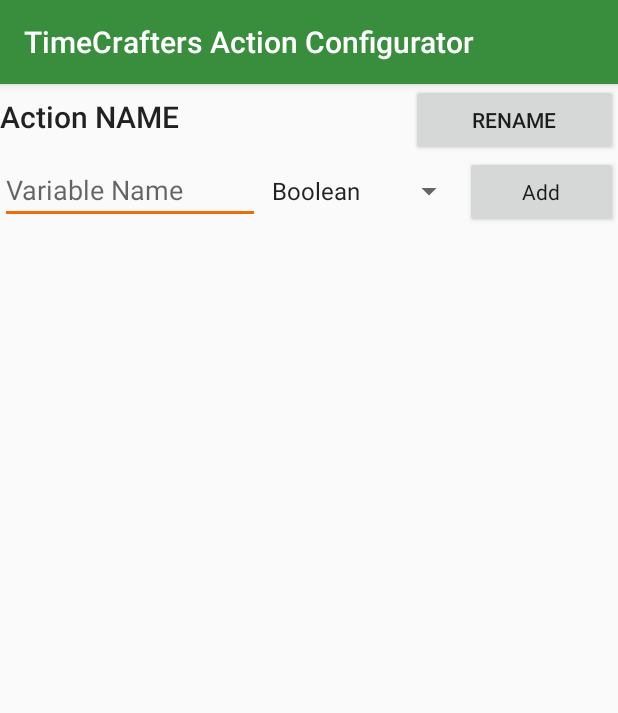
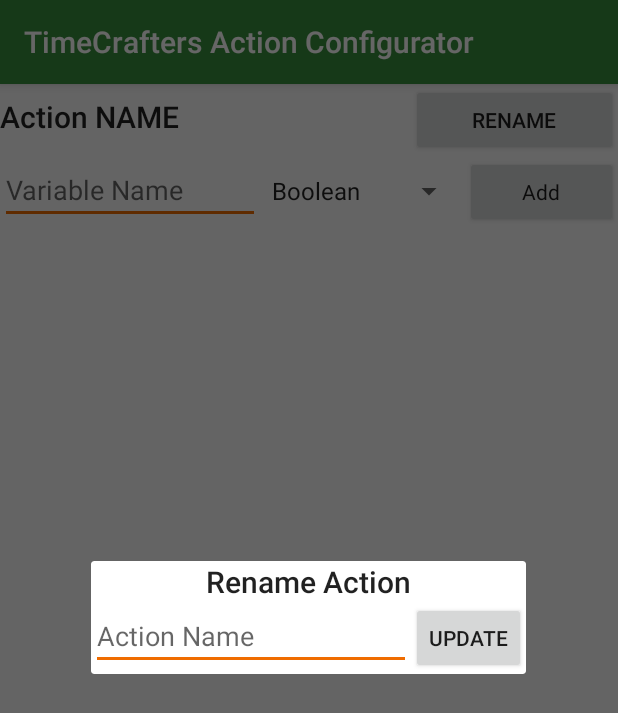
Before and after one commit to TimeCrafters/TimeCraftersActionsConfigurator, an Android app: the EditActivity screen opened directly, with no data from a screen before it, after a tap on "RENAME", on a phone screen of 412 x 824 dp. Shown: the top 713 px of the screen. Run offline under Robolectric (Android 15) with nearby library versions, the phone set to English and light mode, and no system bars; 4 statements that could not run were skipped.

Commit message:
Added support for renaming actions

```diff
--- a/app/src/main/java/org/timecrafters/timecraftersactionconfigurator/EditActivity.java
+++ b/app/src/main/java/org/timecrafters/timecraftersactionconfigurator/EditActivity.java
@@ -17,6 +17,7 @@ import android.widget.Spinner;
 import android.widget.TextView;
 import android.widget.Toast;
 
+import org.timecrafters.timecraftersactionconfigurator.actionSupport.RenameActionDialog;
 import org.timecrafters.timecraftersactionconfigurator.editSupport.EditDialog;
 import org.timecrafters.timecraftersactionconfigurator.jsonhandler.DataStruct;
 
@@ -25,6 +26,8 @@ import java.util.HashMap;
 import java.util.Map.Entry;
 
 public class EditActivity extends AppCompatActivity {
+  static public EditActivity instance;
+
   private static final int MAGIC_NUM = 1010;
   private LinearLayout container;
   private MainActivity mainActivity;
@@ -38,8 +41,12 @@ public class EditActivity extends AppCompatActivity {
 
   private int currentIndex = 0;
 
+  public TextView actionName;
+
   @Override
   protected void onCreate(Bundle savedInstanceState) {
+    this.instance = this;
+
     super.onCreate(savedInstanceState);
     setContentView(R.layout.activity_edit);
 
@@ -53,7 +60,7 @@ public class EditActivity extends AppCompatActivity {
     variableType = (Spinner) findViewById(R.id.variableType);
     addVariable  = (Button) findViewById(R.id.add);
 
-    activeDataStruct = dataStructs.get(getIntent().getIntExtra("dataStructsIndex", 0));
+    activeDataStruct = mainActivity.currentDataStruct;
 
     for (Entry<String, String> variable : activeDataStruct.variables().entrySet()) {
       addToList(variable.getKey(), variable.getValue(), currentIndex);
@@ -65,7 +72,7 @@ public class EditActivity extends AppCompatActivity {
     renameAction.setOnClickListener(new View.OnClickListener() {
       @Override
       public void onClick(View view) {
-        Toast.makeText(getApplicationContext(), "TODO: add rename dialog.", Toast.LENGTH_SHORT).show();
+        showRenameActionDialog();
       }
     });
 
@@ -94,6 +101,12 @@ public class EditActivity extends AppCompatActivity {
         }
       }
     });
+  }
+
+  private void showRenameActionDialog() {
+    actionName = title;
+    RenameActionDialog renameActionDialog = new RenameActionDialog(this);
+    renameActionDialog.show();
   }
 
   private boolean uniqueName(String text) {
--- a/app/src/main/java/org/timecrafters/timecraftersactionconfigurator/MainActivity.java
+++ b/app/src/main/java/org/timecrafters/timecraftersactionconfigurator/MainActivity.java
@@ -41,6 +41,9 @@ public class MainActivity extends AppCompatActivity {
 
   private Switch toggleSwitch;
   private LinearLayout primaryLayout;
+
+  public DataStruct currentDataStruct = null;
+  public Switch currentActionName;
 
   @Override
   protected void onCreate(Bundle savedInstanceState) {
@@ -100,8 +103,11 @@ public class MainActivity extends AppCompatActivity {
     modifiers.setLayoutParams(new LinearLayout.LayoutParams(LinearLayout.LayoutParams.WRAP_CONTENT, LinearLayout.LayoutParams.WRAP_CONTENT));
     modifiers.setOrientation(LinearLayout.VERTICAL);
 
+    Button delete = new Button(this);
+    Button edit = new Button(this);
+    final Switch toggle = new Switch(this);
+
     // delete button
-    Button delete = new Button(this);
     delete.setText("delete");
     delete.setTextColor(getResources().getColor(R.color.deleteButton));
     delete.setLayoutParams(new LinearLayout.LayoutParams(LinearLayout.LayoutParams.WRAP_CONTENT, LinearLayout.LayoutParams.MATCH_PARENT));
@@ -111,7 +117,6 @@ public class MainActivity extends AppCompatActivity {
         showDeleteConfirmation(new Runnable() {
           @Override
           public void run() {
-            DataStruct _dataStruct = dataStruct;
             dataStructs.remove(dataStruct);
             primaryLayout.removeView(parent);
             recolor();
@@ -123,20 +128,19 @@ public class MainActivity extends AppCompatActivity {
     });
 
     // Edit button
-    Button edit = new Button(this);
     edit.setText("Edit");
     edit.setLayoutParams(new LinearLayout.LayoutParams(LinearLayout.LayoutParams.WRAP_CONTENT, LinearLayout.LayoutParams.MATCH_PARENT));
     edit.setOnClickListener(new View.OnClickListener() {
       @Override
       public void onClick(View view) {
+        currentDataStruct = dataStruct;
+        currentActionName = toggle;
         Intent intent = new Intent(getBaseContext(), EditActivity.class);
-        intent.putExtra("dataStructsIndex", dataStructs.indexOf(dataStruct));
         startActivity(intent);
       }
     });
 
     // Toggle Button
-    Switch toggle = new Switch(this);
     toggle.setLayoutParams(new LinearLayout.LayoutParams(LinearLayout.LayoutParams.MATCH_PARENT, LinearLayout.LayoutParams.MATCH_PARENT));
     toggle.setChecked(dataStruct.enabled());
 
--- /dev/null
+++ b/app/src/main/java/org/timecrafters/timecraftersactionconfigurator/actionSupport/RenameActionDialog.java
@@ -0,0 +1,62 @@
+package org.timecrafters.timecraftersactionconfigurator.actionSupport;
+
+import android.app.Dialog;
+import android.content.Context;
+import android.os.Bundle;
+import android.support.annotation.NonNull;
+import android.view.View;
+import android.widget.Button;
+import android.widget.EditText;
+import android.widget.Toast;
+
+import org.timecrafters.timecraftersactionconfigurator.EditActivity;
+import org.timecrafters.timecraftersactionconfigurator.MainActivity;
+import org.timecrafters.timecraftersactionconfigurator.R;
+import org.timecrafters.timecraftersactionconfigurator.jsonhandler.DataStruct;
+
+public class RenameActionDialog extends Dialog {
+  EditText actionName;
+  Button   updateAction;
+  MainActivity mainActivity;
+  EditActivity editActivity;
+
+  public RenameActionDialog(@NonNull Context context) {
+    super(context);
+    this.mainActivity = MainActivity.instance;
+    this.editActivity = EditActivity.instance;
+  }
+
+  @Override
+  protected void onCreate(Bundle savedInstanceState) {
+    super.onCreate(savedInstanceState);
+    setContentView(R.layout.dialog_rename_action);
+
+    actionName = findViewById(R.id.action_name);
+    updateAction  = findViewById(R.id.update_action);
+
+    actionName.setText(mainActivity.currentDataStruct.name());
+
+    updateAction.setOnClickListener(new View.OnClickListener() {
+      @Override
+      public void onClick(View view) {
+        if (actionName.getText().length() > 0) {
+          if (mainActivity.actionNameIsUnique(actionName.getText().toString())) {
+            mainActivity.currentActionName.setText(actionName.getText().toString());
+            mainActivity.currentActionName.setTextOn(actionName.getText().toString());
+            mainActivity.currentActionName.setTextOff(actionName.getText().toString());
+
+            editActivity.actionName.setText(actionName.getText().toString());
+
+            mainActivity.currentDataStruct.setName(actionName.getText().toString());
+
+            mainActivity.saveJSON(editActivity.actionName);
+
+            dismiss();
+          } else {
+            Toast.makeText(mainActivity, "\""+actionName.getText().toString()+"\" already exists!", Toast.LENGTH_LONG).show();
+          }
+        }
+      }
+    });
+  }
+}
--- /dev/null
+++ b/app/src/main/res/layout/dialog_rename_action.xml
@@ -0,0 +1,46 @@
+<?xml version="1.0" encoding="utf-8"?>
+<android.support.constraint.ConstraintLayout
+    xmlns:android="http://schemas.android.com/apk/res/android"
+    xmlns:app="http://schemas.android.com/apk/res-auto"
+    xmlns:tools="http://schemas.android.com/tools"
+    android:layout_width="match_parent"
+    android:layout_height="match_parent">
+
+    <LinearLayout
+        android:layout_width="match_parent"
+        android:layout_height="match_parent"
+        android:orientation="vertical">
+
+        <TextView
+            android:id="@+id/textView2"
+            android:layout_width="match_parent"
+            android:layout_height="wrap_content"
+            android:text="Rename Action"
+            android:textAlignment="center"
+            android:textAppearance="@style/TextAppearance.AppCompat.Title" />
+
+        <LinearLayout
+            android:layout_width="wrap_content"
+            android:layout_height="wrap_content"
+            android:orientation="horizontal">
+
+            <EditText
+                android:id="@+id/action_name"
+                android:layout_width="wrap_content"
+                android:layout_height="wrap_content"
+                android:layout_weight="1"
+                android:ems="10"
+                android:hint="Action Name"
+                android:inputType="textPersonName" />
+
+            <Button
+                android:id="@+id/update_action"
+                style="@android:style/Widget.Material.Light.Button.Small"
+                android:layout_width="wrap_content"
+                android:layout_height="wrap_content"
+                android:layout_weight="1"
+                android:text="Update" />
+        </LinearLayout>
+    </LinearLayout>
+
+</android.support.constraint.ConstraintLayout>
--- a/build.gradle
+++ b/build.gradle
@@ -7,7 +7,7 @@ buildscript {
         jcenter()
     }
     dependencies {
-        classpath 'com.android.tools.build:gradle:3.4.1'
+        classpath 'com.android.tools.build:gradle:3.5.1'
 
 
         // NOTE: Do not place your application dependencies here; they belong
```
Also changed, not shown: gradle/wrapper/gradle-wrapper.properties.
